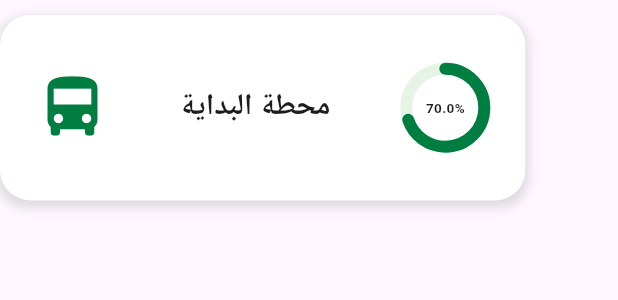
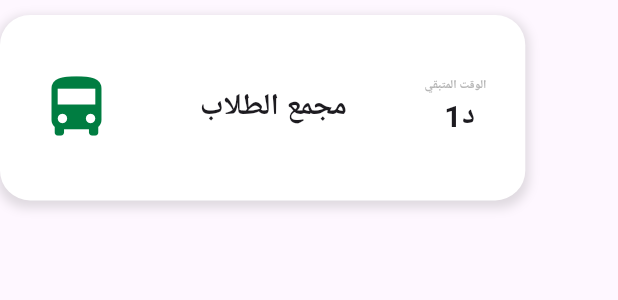
Before and after one commit to i-3mr/mefa8, a Flutter app: the BusTrackerComponent widget shown alone on an empty page, opened directly, on a phone screen of 412 x 824 dp. Shown: the top 300 px of the screen. Run offline on Flutter 3.47's test engine with Material 3 defaults, Android fonts, the phone set to English and light mode, and no system bars; drawn by our look-alikes of percent_indicator, timer_count_down; our stand-ins replace flutter_animate, font_awesome_flutter, google_fonts, hooks_riverpod; missing offline and left inert: nfc_manager, screen_brightness, svg_flutter; network calls fail; Roboto replaces fonts that are missing (Cairo).

Commit message:
modified the bus tracker

```diff
--- a/lib/main.dart
+++ b/lib/main.dart
@@ -2,6 +2,7 @@ import 'package:flutter/material.dart';
 import 'package:flutter/services.dart';
 import 'package:google_fonts/google_fonts.dart';
 import 'package:hooks_riverpod/hooks_riverpod.dart';
+import 'package:mefa8/screens/bus-tracker.dart';
 import 'package:mefa8/screens/exams.dart';
 import 'package:mefa8/screens/main.dart';
 
@@ -26,6 +27,7 @@ void main() {
           ),
           routes: {
             '/exams': (context) => const ExamsScreen(),
+            '/busTracker': (context) => const BusTracker(),
           }),
     ),
   );
--- a/lib/screens/bus-tracker.dart
+++ b/lib/screens/bus-tracker.dart
@@ -30,11 +30,11 @@ class BusTracker extends StatelessWidget {
         child: const SafeArea(
           child: Column(
             children: [
-              BusTrackerComponent(busStation: 'محطة البداية'),
-              BusTrackerComponent(busStation: 'محطة البداية'),
-              BusTrackerComponent(busStation: 'محطة البداية'),
-              BusTrackerComponent(busStation: 'محطة البداية'),
-              BusTrackerComponent(busStation: 'محطة البداية'),
+              BusTrackerComponent(busStation: ' مجمع الطلاب', time: 65),
+              BusTrackerComponent(busStation: ' العمادات', time: 125),
+              BusTrackerComponent(busStation: ' الخزان', time: 185),
+              BusTrackerComponent(busStation: 'كلية البترول ', time: 245),
+              BusTrackerComponent(busStation: 'المجمع الرياضي ', time: 305),
             ],
           ),
         ),
--- a/lib/widgets/bus tracker/bus-tracker-component.dart
+++ b/lib/widgets/bus tracker/bus-tracker-component.dart
@@ -2,14 +2,17 @@ import 'package:flutter/material.dart';
 import 'package:flutter_animate/flutter_animate.dart';
 import 'package:mefa8/const.dart';
 import 'package:percent_indicator/circular_percent_indicator.dart';
+import 'package:timer_count_down/timer_count_down.dart';
 
 class BusTrackerComponent extends StatelessWidget {
   const BusTrackerComponent({
     super.key,
     required this.busStation,
+    required this.time,
   });
 
   final String busStation;
+  final int time;
 
   @override
   Widget build(BuildContext context) {
@@ -46,19 +49,37 @@ class BusTrackerComponent extends StatelessWidget {
               fontSize: 20,
             ),
           ),
-          CircularPercentIndicator(
-            backgroundColor: Color(Const.lightGreen),
-            radius: 30.0,
-            lineWidth: 8.0,
-            animation: true,
-            percent: 0.7,
-            center: Text(
-              "70.0%",
-              style: TextStyle(fontWeight: FontWeight.bold, fontSize: 9.0),
-            ),
-            circularStrokeCap: CircularStrokeCap.round,
-            progressColor: Color(Const.primaryGreen),
-          )
+          Column(
+            mainAxisAlignment: MainAxisAlignment.center,
+            children: [
+              const Text(
+                'الوقت المتبقي',
+                style: TextStyle(
+                  fontWeight: FontWeight.bold,
+                  fontSize: 8,
+                  color: Color(0x9F8A8A8A),
+                ),
+              ),
+              Countdown(
+                  seconds: time,
+                  build: (BuildContext context, double time) {
+                    if ((time / 60).toInt() == 0) {
+                      return Text(
+                        ' الحافلة وصلت',
+                        style: TextStyle(
+                          fontWeight: FontWeight.bold,
+                          fontSize: 15,
+                        ),
+                      );
+                    }
+                    return Text(
+                      ' د' + (time / 60).toInt().toString(),
+                      style: const TextStyle(
+                          fontWeight: FontWeight.bold, fontSize: 20),
+                    );
+                  }),
+            ],
+          ),
         ],
       ),
     );
--- a/pubspec.yaml
+++ b/pubspec.yaml
@@ -43,6 +43,7 @@ dependencies:
   flutter_animate: ^4.3.0
   intl: ^0.18.1
   percent_indicator: ^4.2.3
+  timer_count_down: ^2.2.2
 
 dev_dependencies:
   flutter_test:
```
